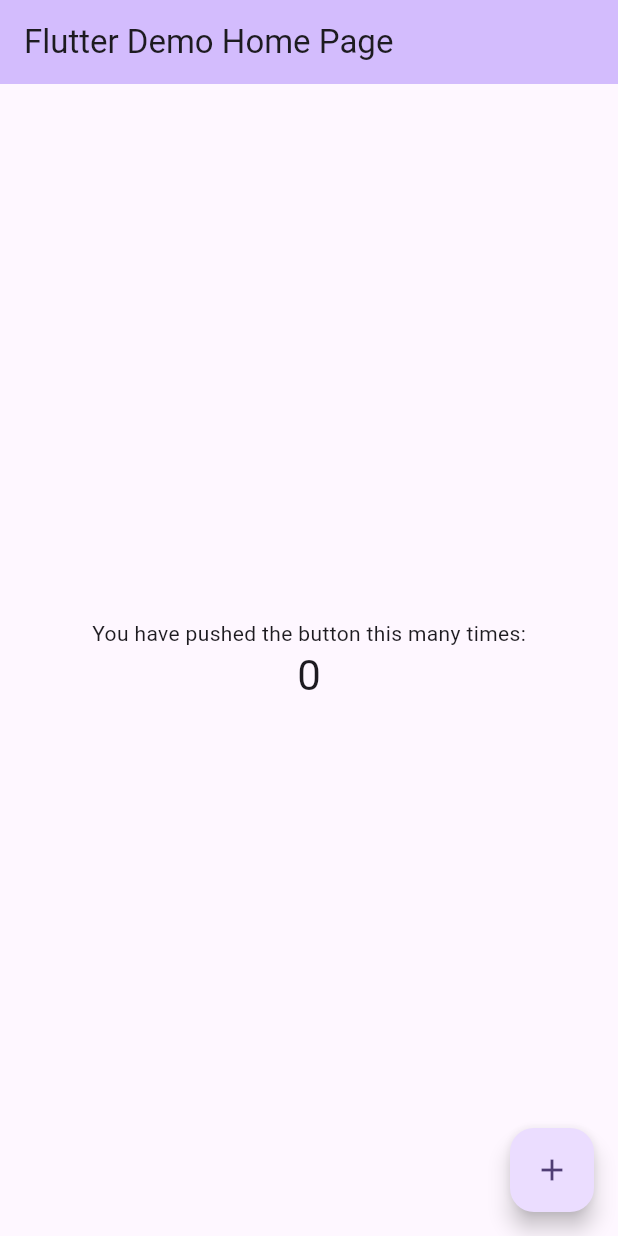
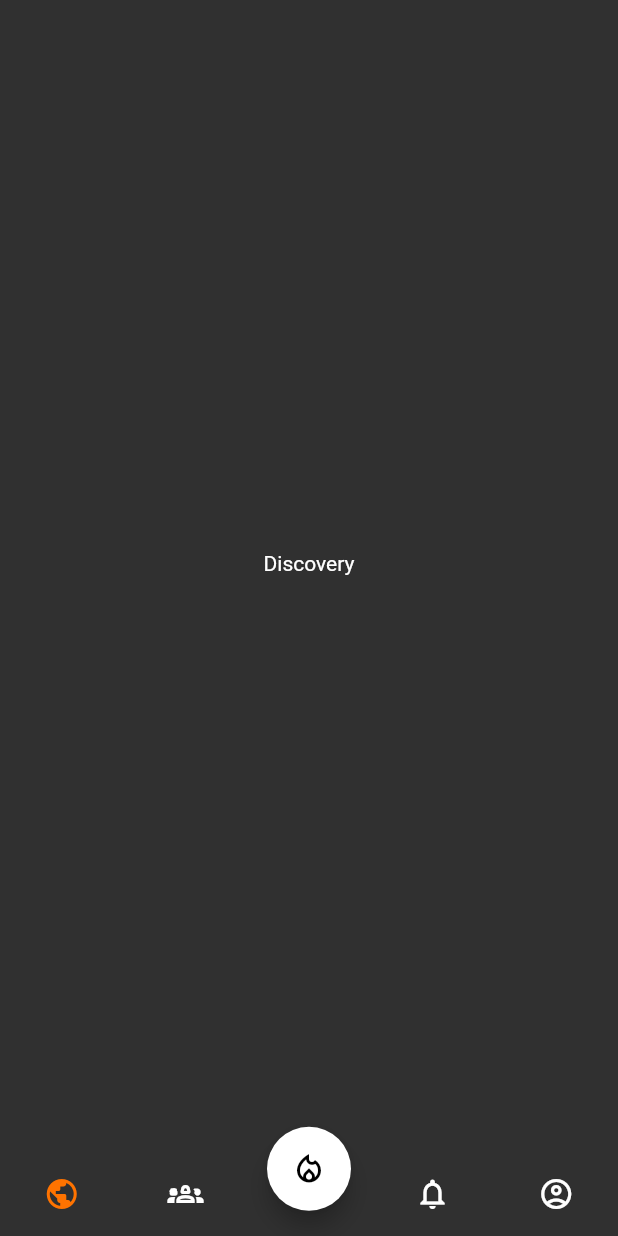
Before and after one commit to CubeDevelope/dodude_app, a Flutter app: the screen it shows after launch, on a phone screen of 412 x 824 dp. Run offline on Flutter 3.47's test engine with Material 2 defaults, Android fonts, the phone set to English and light mode, and no system bars.

Commit message:
Add navigation

```diff
--- a/lib/main.dart
+++ b/lib/main.dart
@@ -1,4 +1,7 @@
-import 'package:flutter/material.dart';
+import 'package:app/views/widgets/dodude_scaffold.widget.dart';
+import 'package:flutter/material.dart' hide Router;
+
+import 'utils/router.dart';
 
 void main() {
   runApp(const MyApp());
@@ -7,119 +10,26 @@ void main() {
 class MyApp extends StatelessWidget {
   const MyApp({super.key});
 
-  // This widget is the root of your application.
   @override
   Widget build(BuildContext context) {
     return MaterialApp(
-      title: 'Flutter Demo',
-      theme: ThemeData(
-        // This is the theme of your application.
-        //
-        // TRY THIS: Try running your application with "flutter run". You'll see
-        // the application has a blue toolbar. Then, without quitting the app,
-        // try changing the seedColor in the colorScheme below to Colors.green
-        // and then invoke "hot reload" (save your changes or press the "hot
-        // reload" button in a Flutter-supported IDE, or press "r" if you used
-        // the command line to start the app).
-        //
-        // Notice that the counter didn't reset back to zero; the application
-        // state is not lost during the reload. To reset the state, use hot
-        // restart instead.
-        //
-        // This works for code too, not just values: Most code changes can be
-        // tested with just a hot reload.
-        colorScheme: ColorScheme.fromSeed(seedColor: Colors.deepPurple),
-        useMaterial3: true,
-      ),
-      home: const MyHomePage(title: 'Flutter Demo Home Page'),
+      themeMode: ThemeMode.dark,
+      darkTheme: ThemeData.dark(),
+      home: const HomePage(),
     );
   }
 }
 
-class MyHomePage extends StatefulWidget {
-  const MyHomePage({super.key, required this.title});
-
-  // This widget is the home page of your application. It is stateful, meaning
-  // that it has a State object (defined below) that contains fields that affect
-  // how it looks.
-
-  // This class is the configuration for the state. It holds the values (in this
-  // case the title) provided by the parent (in this case the App widget) and
-  // used by the build method of the State. Fields in a Widget subclass are
-  // always marked "final".
-
-  final String title;
+class HomePage extends StatefulWidget {
+  const HomePage({super.key});
 
   @override
-  State<MyHomePage> createState() => _MyHomePageState();
+  State<HomePage> createState() => _HomePageState();
 }
 
-class _MyHomePageState extends State<MyHomePage> {
-  int _counter = 0;
-
-  void _incrementCounter() {
-    setState(() {
-      // This call to setState tells the Flutter framework that something has
-      // changed in this State, which causes it to rerun the build method below
-      // so that the display can reflect the updated values. If we changed
-      // _counter without calling setState(), then the build method would not be
-      // called again, and so nothing would appear to happen.
-      _counter++;
-    });
-  }
-
+class _HomePageState extends State<HomePage> {
   @override
   Widget build(BuildContext context) {
-    // This method is rerun every time setState is called, for instance as done
-    // by the _incrementCounter method above.
-    //
-    // The Flutter framework has been optimized to make rerunning build methods
-    // fast, so that you can just rebuild anything that needs updating rather
-    // than having to individually change instances of widgets.
-    return Scaffold(
-      appBar: AppBar(
-        // TRY THIS: Try changing the color here to a specific color (to
-        // Colors.amber, perhaps?) and trigger a hot reload to see the AppBar
-        // change color while the other colors stay the same.
-        backgroundColor: Theme.of(context).colorScheme.inversePrimary,
-        // Here we take the value from the MyHomePage object that was created by
-        // the App.build method, and use it to set our appbar title.
-        title: Text(widget.title),
-      ),
-      body: Center(
-        // Center is a layout widget. It takes a single child and positions it
-        // in the middle of the parent.
-        child: Column(
-          // Column is also a layout widget. It takes a list of children and
-          // arranges them vertically. By default, it sizes itself to fit its
-          // children horizontally, and tries to be as tall as its parent.
-          //
-          // Column has various properties to control how it sizes itself and
-          // how it positions its children. Here we use mainAxisAlignment to
-          // center the children vertically; the main axis here is the vertical
-          // axis because Columns are vertical (the cross axis would be
-          // horizontal).
-          //
-          // TRY THIS: Invoke "debug painting" (choose the "Toggle Debug Paint"
-          // action in the IDE, or press "p" in the console), to see the
-          // wireframe for each widget.
-          mainAxisAlignment: MainAxisAlignment.center,
-          children: <Widget>[
-            const Text(
-              'You have pushed the button this many times:',
-            ),
-            Text(
-              '$_counter',
-              style: Theme.of(context).textTheme.headlineMedium,
-            ),
-          ],
-        ),
-      ),
-      floatingActionButton: FloatingActionButton(
-        onPressed: _incrementCounter,
-        tooltip: 'Increment',
-        child: const Icon(Icons.add),
-      ), // This trailing comma makes auto-formatting nicer for build methods.
-    );
+    return const DodudeScaffold();
   }
 }
--- /dev/null
+++ b/lib/utils/constants.dart
@@ -0,0 +1,10 @@
+import 'package:flutter/material.dart';
+
+class Keys {
+  static GlobalKey<NavigatorState> navigator = GlobalKey<NavigatorState>();
+}
+
+
+class AppColors {
+  static Color accentColor = const Color(0xffff7300);
+}
--- /dev/null
+++ b/lib/utils/router.dart
@@ -0,0 +1,50 @@
+import 'package:app/views/actions.page.dart';
+import 'package:app/views/discovery.page.dart';
+import 'package:app/views/friends.page.dart';
+import 'package:app/views/notification.page,dart.dart';
+import 'package:app/views/profile.page.dart';
+import 'package:flutter/material.dart';
+
+enum PagesEnum { discovery, friends, newAction, notifications, profile }
+
+extension PagesEnumExt on PagesEnum {
+  String get toPath => toString().split('.').last;
+
+  static PagesEnum toPage(String? path) {
+    if (path != null) {
+      for (PagesEnum page in PagesEnum.values) {
+        if (page.toPath == path) return page;
+      }
+    }
+    return PagesEnum.discovery;
+  }
+}
+
+class Router {
+  static PageRoute generateRoute(RouteSettings settings) {
+    Widget page = Container();
+    switch (PagesEnumExt.toPage(settings.name)) {
+      case PagesEnum.discovery:
+        page = const DiscoveryPage();
+        break;
+      case PagesEnum.friends:
+        page = const FriendsPage();
+        break;
+      case PagesEnum.newAction:
+        page = const ActionsPage();
+        break;
+      case PagesEnum.notifications:
+        page = const NotificationPage();
+        break;
+      case PagesEnum.profile:
+        page = const ProfilePage();
+        break;
+    }
+
+    return PageRouteBuilder(
+      pageBuilder: (context, animation, secondaryAnimation) {
+        return page;
+      },
+    );
+  }
+}
--- /dev/null
+++ b/lib/views/actions.page.dart
@@ -0,0 +1,12 @@
+import 'package:flutter/material.dart';
+
+class ActionsPage extends StatelessWidget {
+  const ActionsPage({super.key});
+
+  @override
+  Widget build(BuildContext context) {
+    return const Center(
+      child: Text("Actions"),
+    );
+  }
+}
--- /dev/null
+++ b/lib/views/discovery.page.dart
@@ -0,0 +1,12 @@
+import 'package:flutter/material.dart';
+
+class DiscoveryPage extends StatelessWidget {
+  const DiscoveryPage({super.key});
+
+  @override
+  Widget build(BuildContext context) {
+    return const Center(
+      child: Text("Discovery"),
+    );
+  }
+}
--- /dev/null
+++ b/lib/views/friends.page.dart
@@ -0,0 +1,12 @@
+import 'package:flutter/material.dart';
+
+class FriendsPage extends StatelessWidget {
+  const FriendsPage({super.key});
+
+  @override
+  Widget build(BuildContext context) {
+    return const Center(
+      child: Text("Friends"),
+    );
+  }
+}
--- /dev/null
+++ b/lib/views/notification.page,dart.dart
@@ -0,0 +1,12 @@
+import 'package:flutter/material.dart';
+
+class NotificationPage extends StatelessWidget {
+  const NotificationPage({super.key});
+
+  @override
+  Widget build(BuildContext context) {
+    return const Center(
+      child: Text("Notification"),
+    );
+  }
+}
--- /dev/null
+++ b/lib/views/profile.page.dart
@@ -0,0 +1,12 @@
+import 'package:flutter/material.dart';
+
+class ProfilePage extends StatelessWidget {
+  const ProfilePage({super.key});
+
+  @override
+  Widget build(BuildContext context) {
+    return const Center(
+      child: Text("Profile"),
+    );
+  }
+}
```
